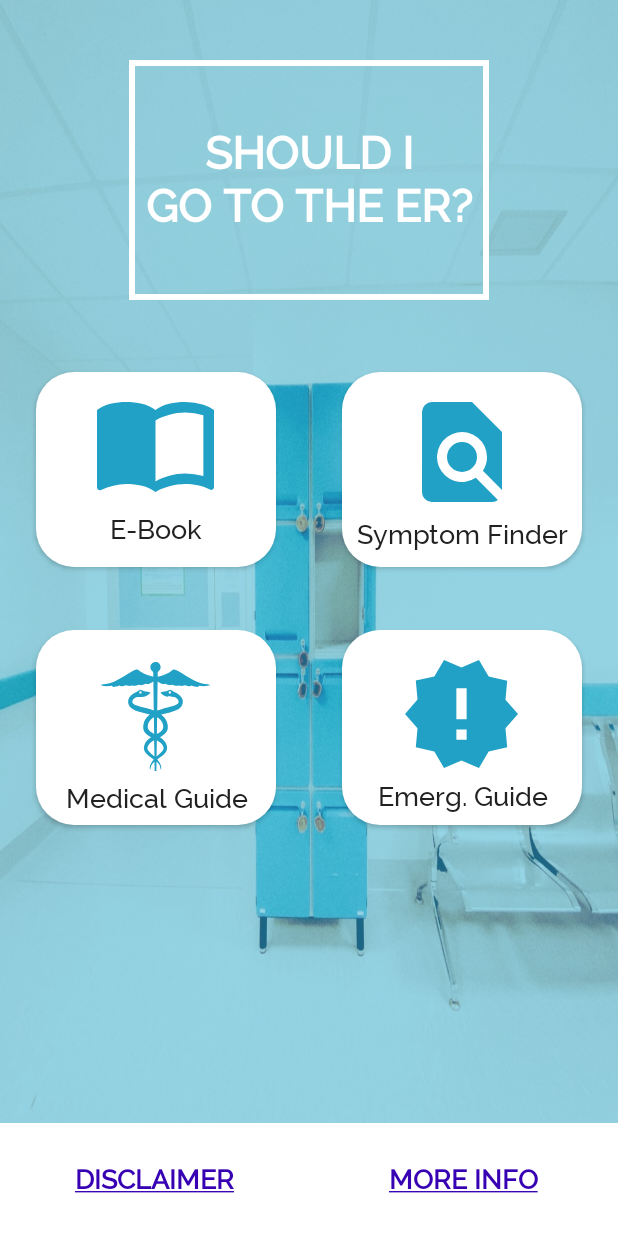
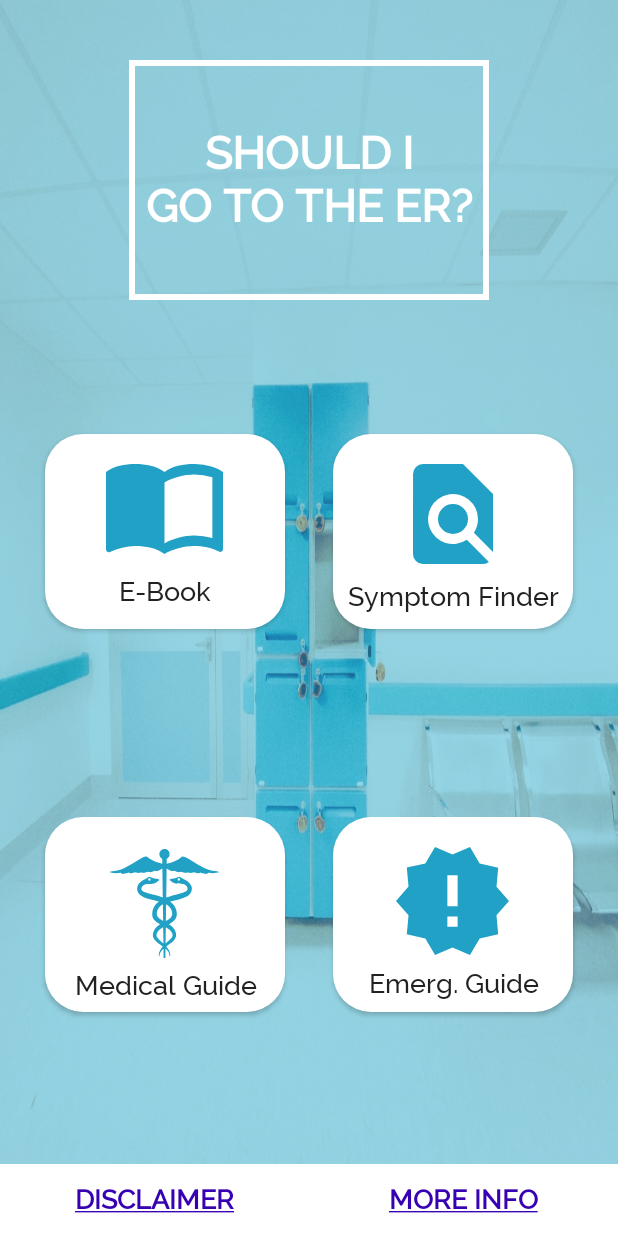
Before and after one commit to Yunnyhajeon/teameron, an Android app: the screen it shows after launch (MainActivity), on a phone screen of 412 x 824 dp. Run offline under Robolectric (Android 15) with nearby library versions, the phone set to English and light mode, and no system bars.

Commit message:
Fixed home screen layout

```diff
--- a/app/src/main/res/layout/home_screen_frag.xml
+++ b/app/src/main/res/layout/home_screen_frag.xml
@@ -8,7 +8,6 @@
     android:backgroundTint="#8035B6DA"
     android:backgroundTintMode="src_over"
     android:id="@+id/relativeLayout">
-    re
 
     <TextView
         android:id="@+id/textview"
@@ -40,14 +39,17 @@
         android:id="@+id/book_btn"
         android:layout_width="160dp"
         android:layout_height="130dp"
-        android:layout_marginStart="24dp"
+        android:layout_marginStart="32dp"
         android:layout_marginTop="48dp"
+        android:layout_marginEnd="16dp"
+        android:layout_marginBottom="42dp"
         android:background="@drawable/rounded_button"
         android:drawableTop="@drawable/ic_import_contacts_24px"
         android:paddingTop="20dp"
         android:text="E-Book"
         android:textSize="18dp"
-        app:layout_constraintLeft_toLeftOf="parent"
+        app:layout_constraintBottom_toTopOf="@+id/medical_guide_btn"
+        app:layout_constraintEnd_toStartOf="@+id/finder_btn"
         app:layout_constraintStart_toStartOf="parent"
         app:layout_constraintTop_toBottomOf="@+id/textview" />
 
@@ -55,13 +57,17 @@
         android:id="@+id/medical_guide_btn"
         android:layout_width="160dp"
         android:layout_height="130dp"
-        android:layout_marginStart="24dp"
+        android:layout_marginStart="32dp"
         android:layout_marginTop="42dp"
+        android:layout_marginEnd="16dp"
+        android:layout_marginBottom="60dp"
         android:background="@drawable/rounded_button"
         android:drawableTop="@drawable/ic_caduceus_icon"
         android:paddingTop="20dp"
         android:text="Medical Guide"
         android:textSize="18dp"
+        app:layout_constraintBottom_toTopOf="@+id/linearLayout"
+        app:layout_constraintEnd_toStartOf="@+id/emergency_guide_btn"
         app:layout_constraintLeft_toLeftOf="parent"
         app:layout_constraintStart_toStartOf="parent"
         app:layout_constraintTop_toBottomOf="@+id/book_btn" />
@@ -70,75 +76,79 @@
         android:id="@+id/finder_btn"
         android:layout_width="160dp"
         android:layout_height="130dp"
+        android:layout_marginStart="16dp"
         android:layout_marginTop="48dp"
-        android:layout_marginRight="24dp"
+        android:layout_marginEnd="32dp"
+        android:layout_marginBottom="42dp"
         android:background="@drawable/rounded_button"
         android:drawableTop="@drawable/ic_find_in_page_24px"
         android:paddingTop="20dp"
         android:text="Symptom Finder"
         android:textSize="18dp"
-        app:layout_constraintRight_toRightOf="parent"
+        app:layout_constraintBottom_toTopOf="@+id/emergency_guide_btn"
+        app:layout_constraintEnd_toEndOf="parent"
+        app:layout_constraintStart_toEndOf="@+id/book_btn"
         app:layout_constraintTop_toBottomOf="@+id/textview" />
 
     <Button
         android:id="@+id/emergency_guide_btn"
         android:layout_width="160dp"
         android:layout_height="130dp"
+        android:layout_marginStart="16dp"
         android:layout_marginTop="42dp"
-        android:layout_marginRight="24dp"
+        android:layout_marginEnd="32dp"
+        android:layout_marginBottom="60dp"
         android:background="@drawable/rounded_button"
         android:drawableTop="@drawable/ic_new_releases_24px"
         android:paddingTop="20dp"
         android:text="Emerg. Guide"
         android:textSize="18dp"
-        app:layout_constraintRight_toRightOf="parent"
+        app:layout_constraintBottom_toTopOf="@+id/linearLayout"
+        app:layout_constraintEnd_toEndOf="parent"
+        app:layout_constraintStart_toEndOf="@+id/medical_guide_btn"
         app:layout_constraintTop_toBottomOf="@+id/finder_btn" />
 
-    <LinearLayout
+    <androidx.constraintlayout.widget.ConstraintLayout
+        android:id="@+id/linearLayout"
         android:layout_width="match_parent"
         android:layout_height="wrap_content"
         android:orientation="horizontal"
         android:weightSum="1"
-        app:layout_constraintBottom_toBottomOf="parent">
+        app:layout_constraintBottom_toBottomOf="parent"
+        app:layout_constraintEnd_toEndOf="parent">
 
         <Button
             android:id="@+id/disclaimer_btn"
             android:layout_width="0dp"
-            android:layout_height="75dp"
-            android:layout_alignParentStart="true"
-            android:layout_alignParentLeft="true"
-            android:layout_alignParentBottom="true"
-            android:layout_marginStart="0dp"
-            android:layout_marginLeft="0dp"
-            android:layout_marginBottom="0dp"
-            android:layout_weight="0.5"
+            android:layout_height="wrap_content"
             android:background="#FFFFFF"
             android:radius="10dp"
             android:singleLine="false"
             android:text="@string/disclaimer_title"
             android:textColor="@color/design_default_color_primary_dark"
             android:textSize="18sp"
-            android:textStyle="bold" />
+            android:textStyle="bold"
+            app:layout_constraintEnd_toStartOf="@+id/more_info_btn"
+            app:layout_constraintStart_toStartOf="parent"
+            app:layout_constraintBottom_toBottomOf="parent"
+            tools:layout_conversion_absoluteHeight="75dp"
+            tools:layout_conversion_absoluteWidth="206dp"
+            tools:layout_editor_absoluteY="583dp" />
 
         <Button
             android:id="@+id/more_info_btn"
             android:layout_width="0dp"
-            android:layout_height="75dp"
-            android:layout_alignParentEnd="true"
-            android:layout_alignParentRight="true"
-            android:layout_alignParentBottom="true"
-            android:layout_marginStart="0dp"
-            android:layout_marginLeft="0dp"
-            android:layout_marginEnd="0dp"
-            android:layout_marginRight="0dp"
-            android:layout_marginBottom="0dp"
-            android:layout_toEndOf="@+id/disclaimer_btn"
-            android:layout_toRightOf="@+id/disclaimer_btn"
-            android:layout_weight="0.5"
+            android:layout_height="wrap_content"
             android:background="#FFFFFF"
             android:text="@string/moreinfo_title"
             android:textColor="@color/design_default_color_primary_dark"
             android:textSize="18sp"
-            android:textStyle="bold" />
-    </LinearLayout>
+            android:textStyle="bold"
+            app:layout_constraintEnd_toEndOf="parent"
+            app:layout_constraintStart_toEndOf="@+id/disclaimer_btn"
+            app:layout_constraintBottom_toBottomOf="parent"
+            tools:layout_conversion_absoluteHeight="75dp"
+            tools:layout_conversion_absoluteWidth="206dp"
+            tools:layout_editor_absoluteY="583dp" />
+    </androidx.constraintlayout.widget.ConstraintLayout>
 </androidx.constraintlayout.widget.ConstraintLayout>
```
Also changed, not shown: 1 other file.
